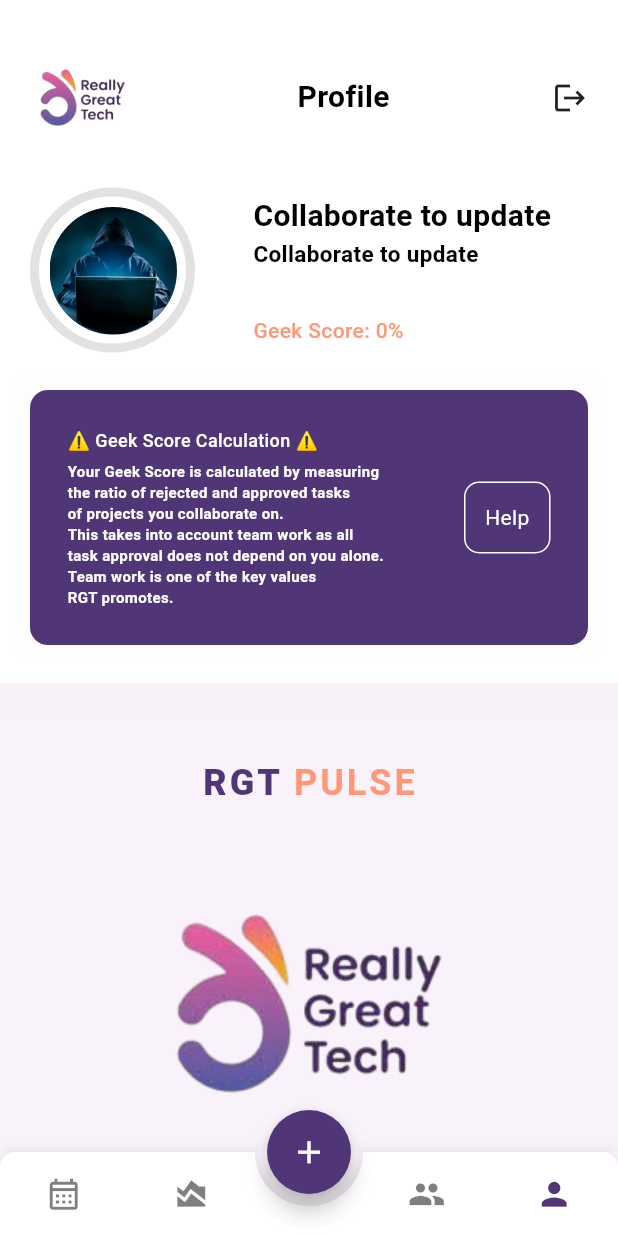
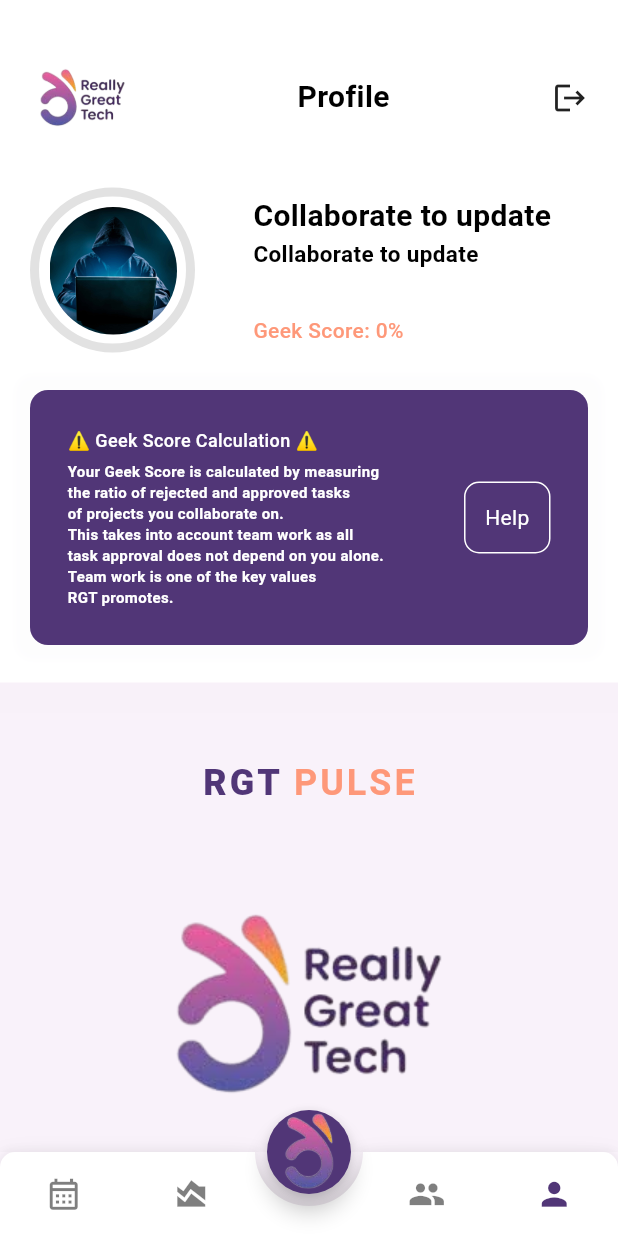
Before and after one commit to RasZarky/rgt-pulse, a Flutter app: the RootApp screen opened directly, item 4 of the bottom bar chosen, on a phone screen of 412 x 824 dp. Run offline on Flutter 3.47's test engine with Material 3 defaults, Android fonts, the phone set to English and light mode, and no system bars; drawn by our look-alikes of animated_bottom_navigation_bar, percent_indicator; our stand-ins replace animate_do, firebase_auth, firebase_core, fl_chart, google_fonts, timeago and 1 more; missing offline and left inert: link_text, overlay_loader_with_app_icon; accounts and stored records are empty.

Commit message:
FAB icon changed to img

```diff
--- a/lib/pages/root_app.dart
+++ b/lib/pages/root_app.dart
@@ -46,10 +46,8 @@ class _RootAppState extends State<RootApp> {
             },
             shape: const CircleBorder(),
             backgroundColor: primary,
-            child: const Icon(
-              Icons.add,
-              size: 25,
-              color: Colors.white,
+            child:  Image.asset(
+              "assets/logo_c.png",
             )
             //params
             ),
```
Also changed, not shown: lib/json/budget_json.dart (deleted, +0 -26 lines), assets/logo_c.png (added).
